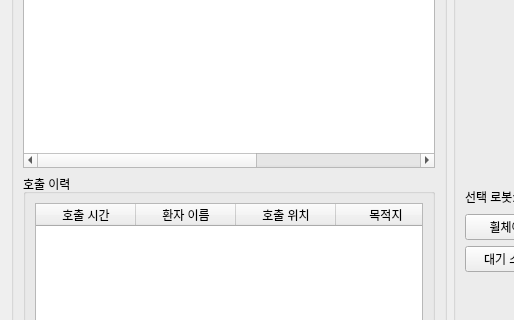
First picture: the form in Hospital_Terminal/wheelchair_admin.ui, repository Heo157/Project-Hospital-Autonomous-Wheelchair, before the edit; both pictures show x 0 to 514 and y 138 to 458 of the 900 by 600 pixel window.
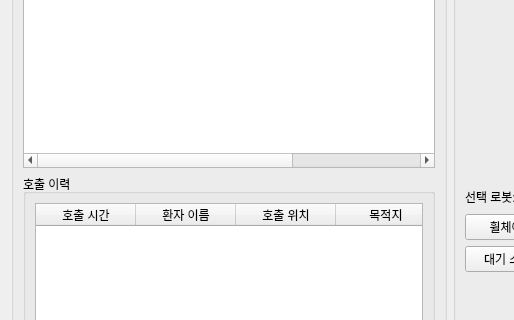
Second picture: the form after the edit. Icons and pictures are not drawn.

What changed in the file:
```diff
--- a/Hospital_Terminal/wheelchair_admin.ui
+++ b/Hospital_Terminal/wheelchair_admin.ui
@@ -28,7 +28,7 @@
            <number>0</number>
           </property>
           <property name="columnCount">
-           <number>7</number>
+           <number>6</number>
           </property>
           <column>
            <property name="text">
@@ -52,17 +52,12 @@
           </column>
           <column>
            <property name="text">
-            <string>목표 위치</string>
+            <string>출발 위치</string>
            </property>
           </column>
           <column>
            <property name="text">
-            <string>X좌표</string>
-           </property>
-          </column>
-          <column>
-           <property name="text">
-            <string>Y좌표</string>
+            <string>도착 위치</string>
            </property>
           </column>
          </widget>
```
